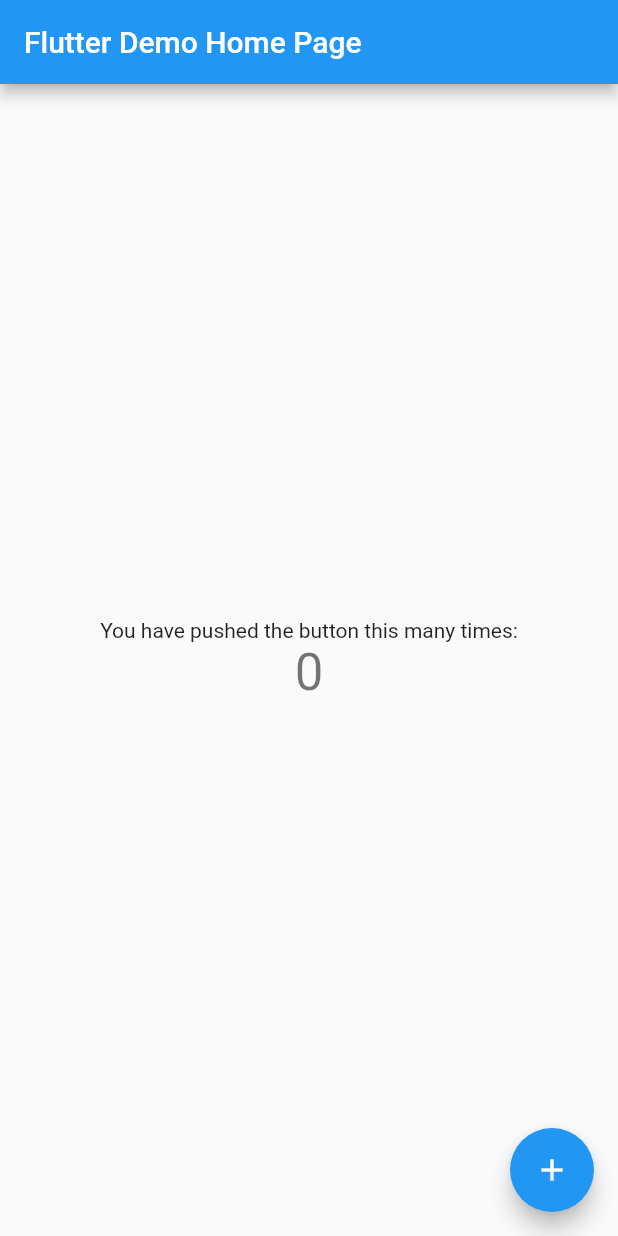
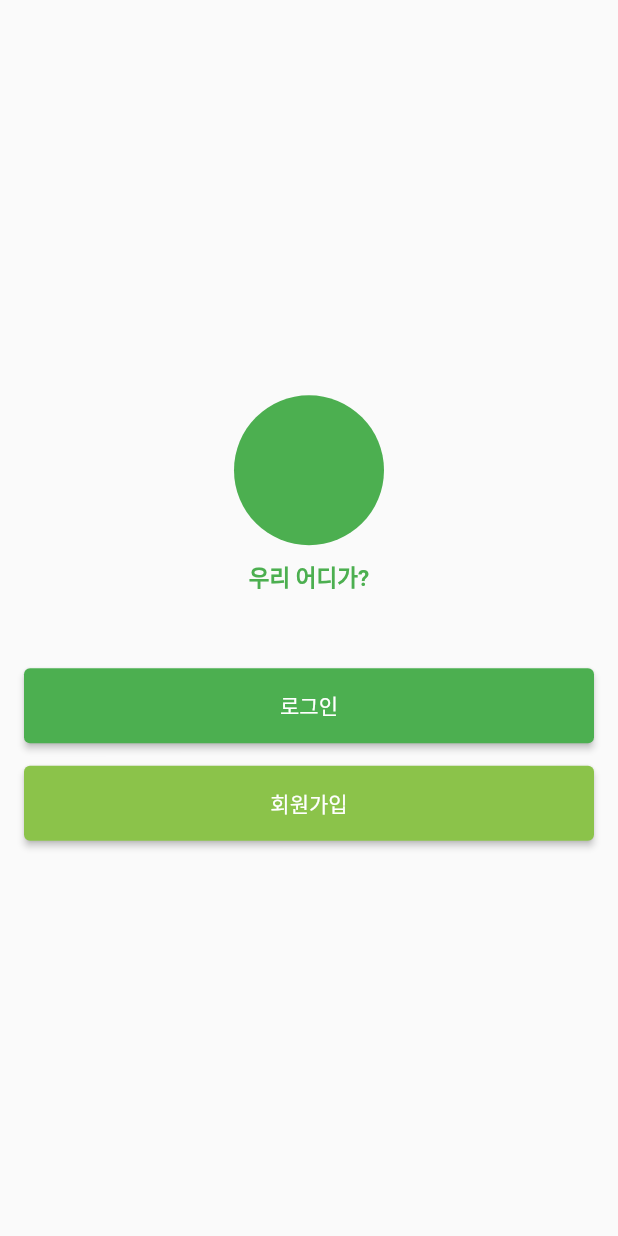
Before and after one commit to chlee1252/whereWeGo, a Flutter app: the screen it shows after launch, on a phone screen of 412 x 824 dp. Run offline on Flutter 3.47's test engine with Material 2 defaults, Android fonts, the phone set to English and light mode, and no system bars.

Commit message:
Welcome Page done

```diff
--- /dev/null
+++ b/app/where_we_go/lib/app/landingPage.dart
@@ -0,0 +1,9 @@
+import 'package:flutter/material.dart';
+import 'package:where_we_go/app/welcome/welcomePage.dart';
+
+class LandingPage extends StatelessWidget {
+  @override
+  Widget build(BuildContext context) {
+    return WelcomePage();
+  }
+}
--- /dev/null
+++ b/app/where_we_go/lib/app/welcome/customButton.dart
@@ -0,0 +1,19 @@
+import 'package:flutter/material.dart';
+import 'package:where_we_go/widget/customRaisedButton.dart';
+
+class CustomButton extends CustomRaisedButton {
+  CustomButton({
+    @required String text,
+    Color color,
+    Color textColor,
+    VoidCallback onPressed,
+  })  : assert(text != null),
+        super(
+          child: Text(
+            text,
+            style: TextStyle(color: textColor),
+          ),
+          color: color,
+          onPressed: onPressed,
+        );
+}
--- /dev/null
+++ b/app/where_we_go/lib/app/welcome/welcomePage.dart
@@ -0,0 +1,56 @@
+import 'package:flutter/material.dart';
+import 'package:where_we_go/app/welcome/customButton.dart';
+
+class WelcomePage extends StatelessWidget {
+  @override
+  Widget build(BuildContext context) {
+    return Scaffold(
+      body: Padding(
+        padding: const EdgeInsets.all(16.0),
+        child: Center(
+          child: Column(
+            mainAxisAlignment: MainAxisAlignment.center,
+            crossAxisAlignment: CrossAxisAlignment.stretch,
+            children: <Widget>[
+              CircleAvatar(
+                radius: 50.0,
+                backgroundColor: Colors.green,
+              ),
+              SizedBox(height: 10.0,),
+              Text(
+                "우리 어디가?",
+                style: TextStyle(
+                  color: Colors.green,
+                  fontSize: 15.0,
+                  fontWeight: FontWeight.bold,
+                ),
+                textAlign: TextAlign.center,
+              ),
+              SizedBox(
+                height: 40.0,
+              ),
+              SizedBox(
+                height: 10.0,
+              ),
+              CustomButton(
+                text: "로그인",
+                textColor: Colors.white,
+                color: Colors.green,
+                onPressed: () => print("LOGIN"),
+              ),
+              SizedBox(
+                height: 15.0,
+              ),
+              CustomButton(
+                text: "회원가입",
+                textColor: Colors.white,
+                color: Colors.lightGreen,
+                onPressed: () => print("REGISTER"),
+              )
+            ],
+          ),
+        ),
+      ),
+    );
+  }
+}
--- a/app/where_we_go/lib/main.dart
+++ b/app/where_we_go/lib/main.dart
@@ -1,4 +1,5 @@
 import 'package:flutter/material.dart';
+import 'package:where_we_go/app/landingPage.dart';
 
 void main() {
   runApp(MyApp());
@@ -11,107 +12,10 @@
     return MaterialApp(
       title: 'Flutter Demo',
       theme: ThemeData(
-        // This is the theme of your application.
-        //
-        // Try running your application with "flutter run". You'll see the
-        // application has a blue toolbar. Then, without quitting the app, try
-        // changing the primarySwatch below to Colors.green and then invoke
-        // "hot reload" (press "r" in the console where you ran "flutter run",
-        // or simply save your changes to "hot reload" in a Flutter IDE).
-        // Notice that the counter didn't reset back to zero; the application
-        // is not restarted.
         primarySwatch: Colors.blue,
-        // This makes the visual density adapt to the platform that you run
-        // the app on. For desktop platforms, the controls will be smaller and
-        // closer together (more dense) than on mobile platforms.
         visualDensity: VisualDensity.adaptivePlatformDensity,
       ),
-      home: MyHomePage(title: 'Flutter Demo Home Page'),
+      home: LandingPage(),
     );
   }
 }
-
-class MyHomePage extends StatefulWidget {
-  MyHomePage({Key key, this.title}) : super(key: key);
-
-  // This widget is the home page of your application. It is stateful, meaning
-  // that it has a State object (defined below) that contains fields that affect
-  // how it looks.
-
-  // This class is the configuration for the state. It holds the values (in this
-  // case the title) provided by the parent (in this case the App widget) and
-  // used by the build method of the State. Fields in a Widget subclass are
-  // always marked "final".
-
-  final String title;
-
-  @override
-  _MyHomePageState createState() => _MyHomePageState();
-}
-
-class _MyHomePageState extends State<MyHomePage> {
-  int _counter = 0;
-
-  void _incrementCounter() {
-    setState(() {
-      // This call to setState tells the Flutter framework that something has
-      // changed in this State, which causes it to rerun the build method below
-      // so that the display can reflect the updated values. If we changed
-      // _counter without calling setState(), then the build method would not be
-      // called again, and so nothing would appear to happen.
-      _counter++;
-    });
-  }
-
-  @override
-  Widget build(BuildContext context) {
-    // This method is rerun every time setState is called, for instance as done
-    // by the _incrementCounter method above.
-    //
-    // The Flutter framework has been optimized to make rerunning build methods
-    // fast, so that you can just rebuild anything that needs updating rather
-    // than having to individually change instances of widgets.
-    return Scaffold(
-      appBar: AppBar(
-        // Here we take the value from the MyHomePage object that was created by
-        // the App.build method, and use it to set our appbar title.
-        title: Text(widget.title),
-      ),
-      body: Center(
-        // Center is a layout widget. It takes a single child and positions it
-        // in the middle of the parent.
-        child: Column(
-          // Column is also a layout widget. It takes a list of children and
-          // arranges them vertically. By default, it sizes itself to fit its
-          // children horizontally, and tries to be as tall as its parent.
-          //
-          // Invoke "debug painting" (press "p" in the console, choose the
-          // "Toggle Debug Paint" action from the Flutter Inspector in Android
-          // Studio, or the "Toggle Debug Paint" command in Visual Studio Code)
-          // to see the wireframe for each widget.
-          //
-          // Column has various properties to control how it sizes itself and
-          // how it positions its children. Here we use mainAxisAlignment to
-          // center the children vertically; the main axis here is the vertical
-          // axis because Columns are vertical (the cross axis would be
-          // horizontal).
-          mainAxisAlignment: MainAxisAlignment.center,
-          children: <Widget>[
-            Text(
-              'You have pushed the button this many times:',
-            ),
-            Text(
-              '$_counter',
-              style: Theme.of(context).textTheme.headline4,
-            ),
-          ],
-        ),
-      ),
-      floatingActionButton: FloatingActionButton(
-        onPressed: _incrementCounter,
-        tooltip: 'Increment',
-        child: Icon(Icons.add),
-      ), // This trailing comma makes auto-formatting nicer for build methods.
-    );
-  }
-}
--- a/app/where_we_go/pubspec.yaml
+++ b/app/where_we_go/pubspec.yaml
@@ -28,6 +28,7 @@
   # The following adds the Cupertino Icons font to your application.
   # Use with the CupertinoIcons class for iOS style icons.
   cupertino_icons: ^0.1.3
+  provider: ^4.3.2+2
 
 dev_dependencies:
   flutter_test:
```
Also changed, not shown: app/where_we_go/lib/animation/delayedAnimation.dart (added, +56 -0 lines), app/where_we_go/lib/widget/customRaisedButton.dart (added, +34 -0 lines), app/where_we_go/pubspec.lock.
